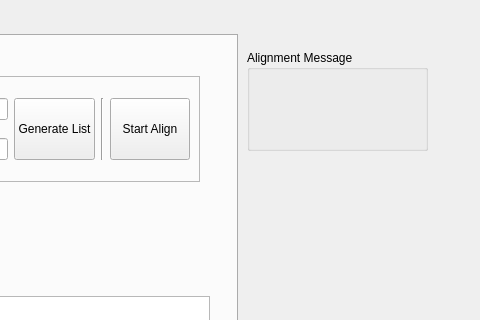
Old version of the form src/mainwindow.ui in the repository HelloUSTC114/MuonDataProcessor; both pictures show x 723 to 1203 and y 0 to 320 of the 1203 by 954 pixel window.
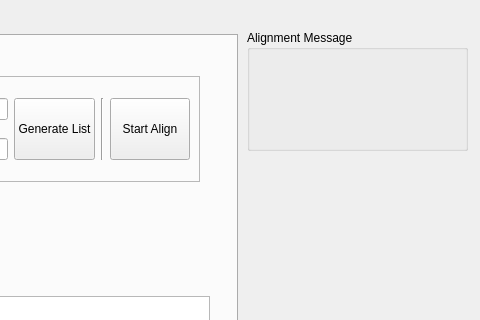
New version of the form. The open tabs and pages were chosen to show the change.

Commit message: Add Write Other objects, like board number

What changed in the file:
```diff
--- a/src/mainwindow.ui
+++ b/src/mainwindow.ui
@@ -710,9 +710,9 @@
     <property name="geometry">
      <rect>
       <x>970</x>
-      <y>50</y>
-      <width>181</width>
-      <height>101</height>
+      <y>30</y>
+      <width>221</width>
+      <height>121</height>
      </rect>
     </property>
     <property name="title">
```
Left out of the diff: 2 changed lines with no effect on the pictures. The commit also changes 2 other files.
